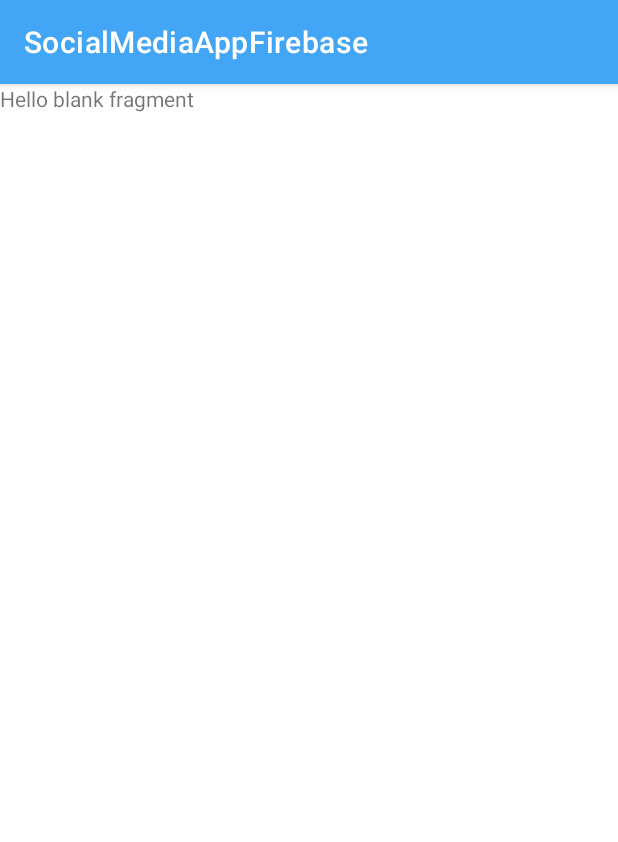
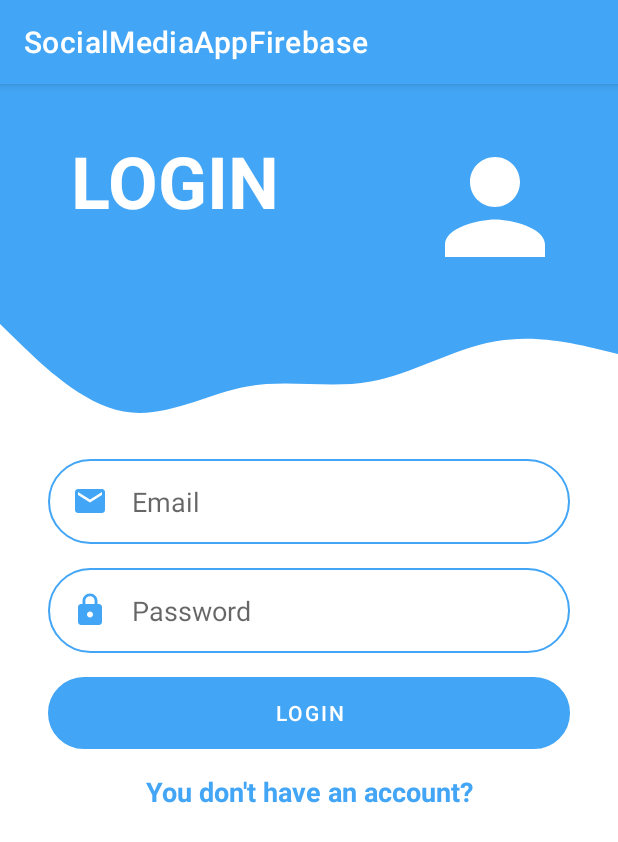
Before and after one commit to herdal06/SocialMediaAppFirebase, an Android app: the fragment LoginFragment shown on its own in the app's theme, on a phone screen of 412 x 824 dp. Shown: the top 842 px of the screen. Run offline under Robolectric (Android 15) with nearby library versions, the phone set to English and light mode, and no system bars.

Commit message:
Add login layout design

```diff
--- a/app/src/main/res/drawable/ic_baseline_account_box_24.xml
+++ b/app/src/main/res/drawable/ic_baseline_account_box_24.xml
@@ -1,10 +1,5 @@
-<vector xmlns:android="http://schemas.android.com/apk/res/android"
-    android:width="24dp"
-    android:height="24dp"
-    android:viewportWidth="24"
-    android:viewportHeight="24"
-    android:tint="?attr/colorControlNormal">
-  <path
-      android:fillColor="@android:color/white"
-      android:pathData="M3,5v14c0,1.1 0.89,2 2,2h14c1.1,0 2,-0.9 2,-2L21,5c0,-1.1 -0.9,-2 -2,-2L5,3c-1.11,0 -2,0.9 -2,2zM15,9c0,1.66 -1.34,3 -3,3s-3,-1.34 -3,-3 1.34,-3 3,-3 3,1.34 3,3zM6,17c0,-2 4,-3.1 6,-3.1s6,1.1 6,3.1v1L6,18v-1z"/>
+<vector android:height="100dp" android:tint="#FFFFFF"
+    android:viewportHeight="24" android:viewportWidth="24"
+    android:width="100dp" xmlns:android="http://schemas.android.com/apk/res/android">
+    <path android:fillColor="@android:color/white" android:pathData="M3,5v14c0,1.1 0.89,2 2,2h14c1.1,0 2,-0.9 2,-2L21,5c0,-1.1 -0.9,-2 -2,-2L5,3c-1.11,0 -2,0.9 -2,2zM15,9c0,1.66 -1.34,3 -3,3s-3,-1.34 -3,-3 1.34,-3 3,-3 3,1.34 3,3zM6,17c0,-2 4,-3.1 6,-3.1s6,1.1 6,3.1v1L6,18v-1z"/>
 </vector>
--- /dev/null
+++ b/app/src/main/res/drawable/ic_baseline_person_24.xml
@@ -0,0 +1,5 @@
+<vector android:height="100dp" android:tint="#FFFFFF"
+    android:viewportHeight="24" android:viewportWidth="24"
+    android:width="100dp" xmlns:android="http://schemas.android.com/apk/res/android">
+    <path android:fillColor="@android:color/white" android:pathData="M12,12c2.21,0 4,-1.79 4,-4s-1.79,-4 -4,-4 -4,1.79 -4,4 1.79,4 4,4zM12,14c-2.67,0 -8,1.34 -8,4v2h16v-2c0,-2.66 -5.33,-4 -8,-4z"/>
+</vector>
--- /dev/null
+++ b/app/src/main/res/drawable/ic_email.xml
@@ -0,0 +1,5 @@
+<vector android:height="24dp" android:tint="@color/primaryColor"
+    android:viewportHeight="24" android:viewportWidth="24"
+    android:width="24dp" xmlns:android="http://schemas.android.com/apk/res/android">
+    <path android:fillColor="@android:color/white" android:pathData="M20,4L4,4c-1.1,0 -1.99,0.9 -1.99,2L2,18c0,1.1 0.9,2 2,2h16c1.1,0 2,-0.9 2,-2L22,6c0,-1.1 -0.9,-2 -2,-2zM20,8l-8,5 -8,-5L4,6l8,5 8,-5v2z"/>
+</vector>
--- /dev/null
+++ b/app/src/main/res/drawable/ic_lock.xml
@@ -0,0 +1,5 @@
+<vector android:height="24dp" android:tint="@color/primaryColor"
+    android:viewportHeight="24" android:viewportWidth="24"
+    android:width="24dp" xmlns:android="http://schemas.android.com/apk/res/android">
+    <path android:fillColor="@android:color/white" android:pathData="M18,8h-1L17,6c0,-2.76 -2.24,-5 -5,-5S7,3.24 7,6v2L6,8c-1.1,0 -2,0.9 -2,2v10c0,1.1 0.9,2 2,2h12c1.1,0 2,-0.9 2,-2L20,10c0,-1.1 -0.9,-2 -2,-2zM12,17c-1.1,0 -2,-0.9 -2,-2s0.9,-2 2,-2 2,0.9 2,2 -0.9,2 -2,2zM15.1,8L8.9,8L8.9,6c0,-1.71 1.39,-3.1 3.1,-3.1 1.71,0 3.1,1.39 3.1,3.1v2z"/>
+</vector>
--- /dev/null
+++ b/app/src/main/res/drawable/round_border.xml
@@ -0,0 +1,6 @@
+<?xml version="1.0" encoding="utf-8"?>
+<shape android:shape="rectangle" xmlns:android="http://schemas.android.com/apk/res/android">
+    <stroke android:color="@color/primaryColor"
+        android:width="1dp" />
+    <corners android:radius="100dp" />
+</shape>
--- /dev/null
+++ b/app/src/main/res/drawable/wave.xml
@@ -0,0 +1,9 @@
+<vector xmlns:android="http://schemas.android.com/apk/res/android"
+    android:width="1440dp"
+    android:height="320dp"
+    android:viewportWidth="1440"
+    android:viewportHeight="320">
+  <path
+      android:pathData="M0,32L48,74.7C96,117 192,203 288,218.7C384,235 480,181 576,165.3C672,149 768,171 864,154.7C960,139 1056,85 1152,69.3C1248,53 1344,75 1392,85.3L1440,96L1440,0L1392,0C1344,0 1248,0 1152,0C1056,0 960,0 864,0C768,0 672,0 576,0C480,0 384,0 288,0C192,0 96,0 48,0L0,0Z"
+      android:fillColor="@color/primaryColor"/>
+</vector>
--- a/app/src/main/res/layout/fragment_login.xml
+++ b/app/src/main/res/layout/fragment_login.xml
@@ -1,14 +1,117 @@
 <?xml version="1.0" encoding="utf-8"?>
-<FrameLayout xmlns:android="http://schemas.android.com/apk/res/android"
+<androidx.constraintlayout.widget.ConstraintLayout xmlns:android="http://schemas.android.com/apk/res/android"
+    xmlns:app="http://schemas.android.com/apk/res-auto"
     xmlns:tools="http://schemas.android.com/tools"
     android:layout_width="match_parent"
     android:layout_height="match_parent"
     tools:context=".view.registration.LoginFragment">
 
-    <!-- TODO: Update blank fragment layout -->
+
+    <View
+        android:id="@+id/view2"
+        android:layout_width="0dp"
+        android:layout_height="100dp"
+        android:background="@drawable/wave"
+        app:layout_constraintEnd_toEndOf="parent"
+        app:layout_constraintStart_toStartOf="parent"
+        app:layout_constraintTop_toBottomOf="@+id/topView" />
+
+    <View
+        android:id="@+id/topView"
+        android:layout_width="0dp"
+        android:layout_height="150dp"
+        android:background="@color/primaryColor"
+        app:layout_constraintEnd_toEndOf="parent"
+        app:layout_constraintStart_toStartOf="parent"
+        app:layout_constraintTop_toTopOf="parent" />
+
+    <ImageView
+        android:id="@+id/imageView2"
+        android:layout_width="wrap_content"
+        android:layout_height="wrap_content"
+        android:layout_marginTop="32dp"
+        android:layout_marginEnd="32dp"
+        android:src="@drawable/ic_baseline_person_24"
+        app:layout_constraintEnd_toEndOf="parent"
+        app:layout_constraintTop_toTopOf="parent" />
+
     <TextView
-        android:layout_width="match_parent"
-        android:layout_height="match_parent"
-        android:text="@string/hello_blank_fragment" />
+        android:id="@+id/textView"
+        android:layout_width="wrap_content"
+        android:layout_height="wrap_content"
+        android:layout_marginTop="32dp"
+        android:text="LOGIN"
+        android:textColor="@color/white"
+        android:textSize="48dp"
+        android:textStyle="bold"
+        app:layout_constraintEnd_toStartOf="@+id/imageView2"
+        app:layout_constraintHorizontal_bias="0.335"
+        app:layout_constraintStart_toStartOf="@+id/topView"
+        app:layout_constraintTop_toTopOf="@+id/topView" />
 
-</FrameLayout>
+    <EditText
+        android:id="@+id/editTextLoginEmail"
+        android:layout_width="0dp"
+        android:layout_height="wrap_content"
+        android:layout_marginStart="32dp"
+        android:layout_marginEnd="32dp"
+        android:background="@drawable/round_border"
+        android:drawableStart="@drawable/ic_email"
+        android:drawablePadding="16dp"
+        android:ems="10"
+        android:hint="Email"
+        android:inputType="textEmailAddress"
+        android:padding="16dp"
+        app:layout_constraintEnd_toEndOf="parent"
+        app:layout_constraintHorizontal_bias="0.5"
+        app:layout_constraintStart_toStartOf="parent"
+        app:layout_constraintTop_toBottomOf="@+id/view2" />
+
+    <EditText
+        android:id="@+id/editTextLoginPassword"
+        android:layout_width="0dp"
+        android:layout_height="wrap_content"
+        android:layout_marginStart="32dp"
+        android:layout_marginTop="16dp"
+        android:layout_marginEnd="32dp"
+        android:background="@drawable/round_border"
+        android:drawableStart="@drawable/ic_lock"
+        android:drawablePadding="16dp"
+        android:ems="10"
+        android:hint="Password"
+        android:inputType="textPassword"
+        android:padding="16dp"
+        app:layout_constraintEnd_toEndOf="parent"
+        app:layout_constraintHorizontal_bias="0.5"
+        app:layout_constraintStart_toStartOf="parent"
+        app:layout_constraintTop_toBottomOf="@+id/editTextLoginEmail" />
+
+    <Button
+        android:id="@+id/buttonLogin"
+        android:layout_width="0dp"
+        android:layout_height="wrap_content"
+        android:layout_marginStart="32dp"
+        android:layout_marginTop="16dp"
+        android:layout_marginEnd="32dp"
+        android:background="@drawable/round_border"
+        android:text="login"
+        app:layout_constraintEnd_toEndOf="parent"
+        app:layout_constraintHorizontal_bias="0.5"
+        app:layout_constraintStart_toStartOf="parent"
+        app:layout_constraintTop_toBottomOf="@+id/editTextLoginPassword" />
+
+    <TextView
+        android:id="@+id/textViewGoToSignUp"
+        android:layout_width="wrap_content"
+        android:layout_height="wrap_content"
+        android:layout_marginTop="16dp"
+        android:text="You don't have an account?"
+        android:textColor="@color/primaryColor"
+        android:textSize="18dp"
+        android:textStyle="bold"
+        app:layout_constraintEnd_toEndOf="parent"
+        app:layout_constraintHorizontal_bias="0.5"
+        app:layout_constraintStart_toStartOf="parent"
+        app:layout_constraintTop_toBottomOf="@+id/buttonLogin" />
+
+</androidx.constraintlayout.widget.ConstraintLayout>
```
